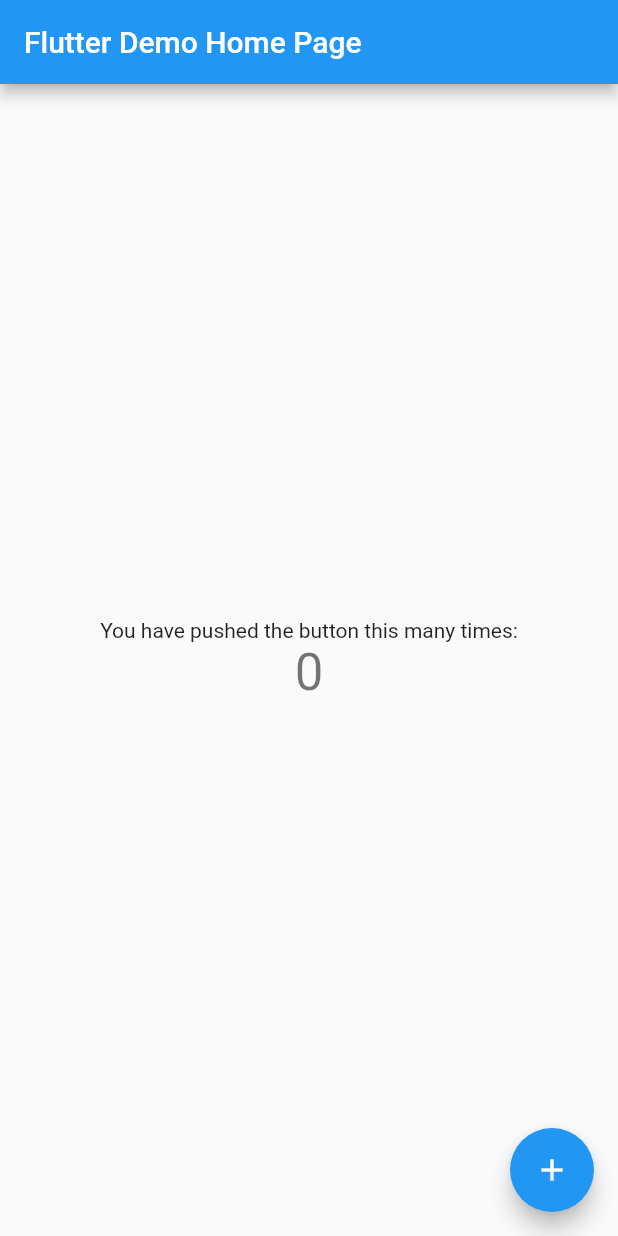
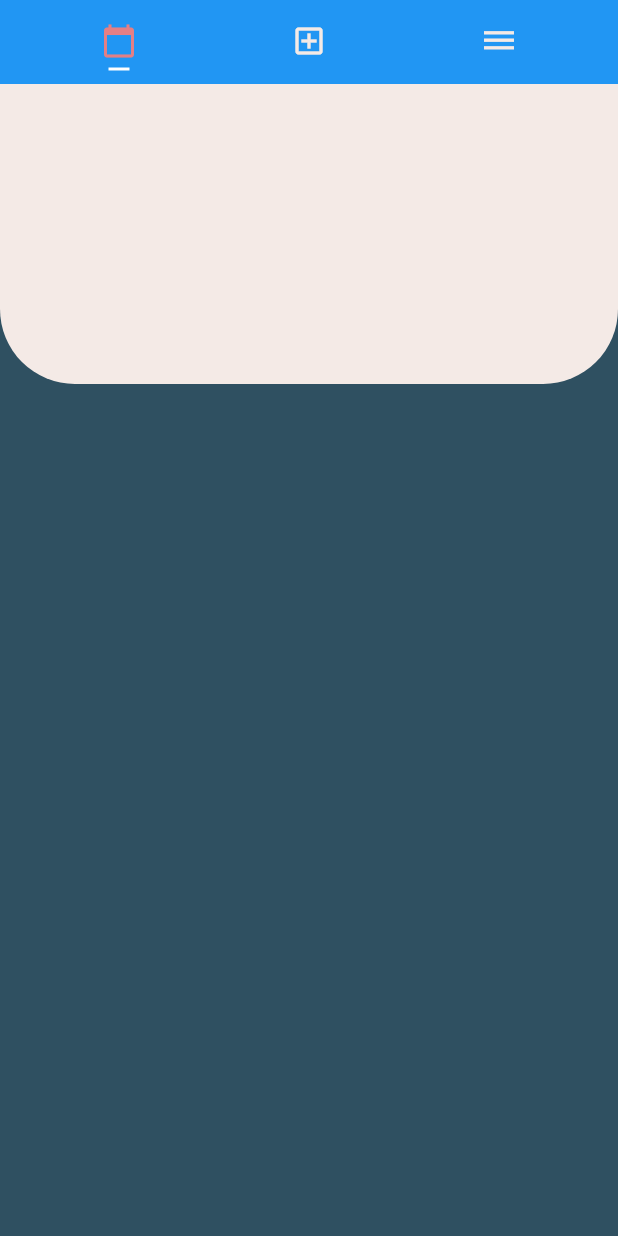
Before and after one commit to uyentrannn/ProductivityApp, a Flutter app: the screen it shows after launch, on a phone screen of 412 x 824 dp. Run offline on Flutter 3.47's test engine with Material 2 defaults, Android fonts, the phone set to English and light mode, and no system bars.

Commit message:
started inital app development

```diff
--- a/App/ProductivityApp/lib/main.dart
+++ b/App/ProductivityApp/lib/main.dart
@@ -1,47 +1,46 @@
 import 'package:flutter/material.dart';
+
+// Colour Codes
+// Ivory - 0xFFF4EAE6
+// Coral - 0xFFE57F84
+// Misty Blue - 0xFF2F5061
 
 void main() {
   runApp(MyApp());
 }
+
+const MaterialColor ivory = const MaterialColor(
+  0xFFF4EAE6,
+  const <int, Color>{
+    50: const Color(0xFFF4EAE6),
+    100: const Color(0xFFF4EAE6),
+    200: const Color(0xFFF4EAE6),
+    300: const Color(0xFFF4EAE6),
+    400: const Color(0xFFF4EAE6),
+    500: const Color(0xFFF4EAE6),
+    600: const Color(0xFFF4EAE6),
+    700: const Color(0xFFF4EAE6),
+    800: const Color(0xFFF4EAE6),
+    900: const Color(0xFFF4EAE6),
+  },
+);
 
 class MyApp extends StatelessWidget {
   // This widget is the root of your application.
   @override
   Widget build(BuildContext context) {
     return MaterialApp(
-      title: 'Flutter Demo',
+      title: 'Productivity App',
       theme: ThemeData(
-        // This is the theme of your application.
-        //
-        // Try running your application with "flutter run". You'll see the
-        // application has a blue toolbar. Then, without quitting the app, try
-        // changing the primarySwatch below to Colors.green and then invoke
-        // "hot reload" (press "r" in the console where you ran "flutter run",
-        // or simply save your changes to "hot reload" in a Flutter IDE).
-        // Notice that the counter didn't reset back to zero; the application
-        // is not restarted.
-        primarySwatch: Colors.blue,
-        // This makes the visual density adapt to the platform that you run
-        // the app on. For desktop platforms, the controls will be smaller and
-        // closer together (more dense) than on mobile platforms.
-        visualDensity: VisualDensity.adaptivePlatformDensity,
+        primarySwatch: ivory,
       ),
-      home: MyHomePage(title: 'Flutter Demo Home Page'),
+      home: MyHomePage(title: 'Productivity App'),
     );
   }
 }
 
 class MyHomePage extends StatefulWidget {
   MyHomePage({Key key, this.title}) : super(key: key);
-
-  // This widget is the home page of your application. It is stateful, meaning
-  // that it has a State object (defined below) that contains fields that affect
-  // how it looks.
-
-  // This class is the configuration for the state. It holds the values (in this
-  // case the title) provided by the parent (in this case the App widget) and
-  // used by the build method of the State. Fields in a Widget subclass are
-  // always marked "final".
 
   final String title;
 
@@ -50,68 +49,63 @@
 }
 
 class _MyHomePageState extends State<MyHomePage> {
-  int _counter = 0;
-
-  void _incrementCounter() {
-    setState(() {
-      // This call to setState tells the Flutter framework that something has
-      // changed in this State, which causes it to rerun the build method below
-      // so that the display can reflect the updated values. If we changed
-      // _counter without calling setState(), then the build method would not be
-      // called again, and so nothing would appear to happen.
-      _counter++;
-    });
-  }
-
   @override
   Widget build(BuildContext context) {
-    // This method is rerun every time setState is called, for instance as done
-    // by the _incrementCounter method above.
-    //
-    // The Flutter framework has been optimized to make rerunning build methods
-    // fast, so that you can just rebuild anything that needs updating rather
-    // than having to individually change instances of widgets.
-    return Scaffold(
-      appBar: AppBar(
-        // Here we take the value from the MyHomePage object that was created by
-        // the App.build method, and use it to set our appbar title.
-        title: Text(widget.title),
-      ),
-      body: Center(
-        // Center is a layout widget. It takes a single child and positions it
-        // in the middle of the parent.
-        child: Column(
-          // Column is also a layout widget. It takes a list of children and
-          // arranges them vertically. By default, it sizes itself to fit its
-          // children horizontally, and tries to be as tall as its parent.
-          //
-          // Invoke "debug painting" (press "p" in the console, choose the
-          // "Toggle Debug Paint" action from the Flutter Inspector in Android
-          // Studio, or the "Toggle Debug Paint" command in Visual Studio Code)
-          // to see the wireframe for each widget.
-          //
-          // Column has various properties to control how it sizes itself and
-          // how it positions its children. Here we use mainAxisAlignment to
-          // center the children vertically; the main axis here is the vertical
-          // axis because Columns are vertical (the cross axis would be
-          // horizontal).
-          mainAxisAlignment: MainAxisAlignment.center,
-          children: <Widget>[
-            Text(
-              'You have pushed the button this many times:',
+    return MaterialApp(
+      color: Colors.yellow,
+      home: SafeArea(
+        child: DefaultTabController(
+          length: 3,
+          child: new Scaffold(
+            body: Stack(children: <Widget>[
+              TabBarView(
+                children: [
+                  new Container(
+                    color: const Color(0xFF2F5061),
+                  ),
+                  new Container(
+                   color: const Color(0xFF2F5061),
+                  ),
+                  new Container(
+                    color: const Color(0xFF2F5061),
+                  ),
+                ],
+              ),
+              Container(
+                height: 200,
+                decoration: BoxDecoration(
+                    color: const Color(0xFFF4EAE6),
+                    borderRadius: BorderRadius.only(
+                      bottomLeft: Radius.circular(50),
+                      bottomRight: Radius.circular(50),
+                    )),
+              )
+            ]),
+            // appBar: TabBar(
+            appBar: AppBar(
+              elevation: 0,
+              title: new TabBar(
+                tabs: [
+                  Tab(
+                    icon: new Icon(Icons.calendar_today),
+                  ),
+                  Tab(
+                    icon: new Icon(Icons.add_box_outlined),
+                  ),
+                  Tab(
+                    icon: new Icon(Icons.dehaze),
+                  ),
+                ],
+                labelColor: const Color(0xFFE57F84),
+                unselectedLabelColor: const Color(0xFFF4EAE6),
+                indicatorSize: TabBarIndicatorSize.label,
+                indicatorPadding: EdgeInsets.all(5.0),
+              ),
             ),
-            Text(
-              '$_counter',
-              style: Theme.of(context).textTheme.headline4,
-            ),
-          ],
+            backgroundColor: const Color(0xFFF4EAE6),
+          ),
         ),
       ),
-      floatingActionButton: FloatingActionButton(
-        onPressed: _incrementCounter,
-        tooltip: 'Increment',
-        child: Icon(Icons.add),
-      ), // This trailing comma makes auto-formatting nicer for build methods.
     );
   }
 }
```
